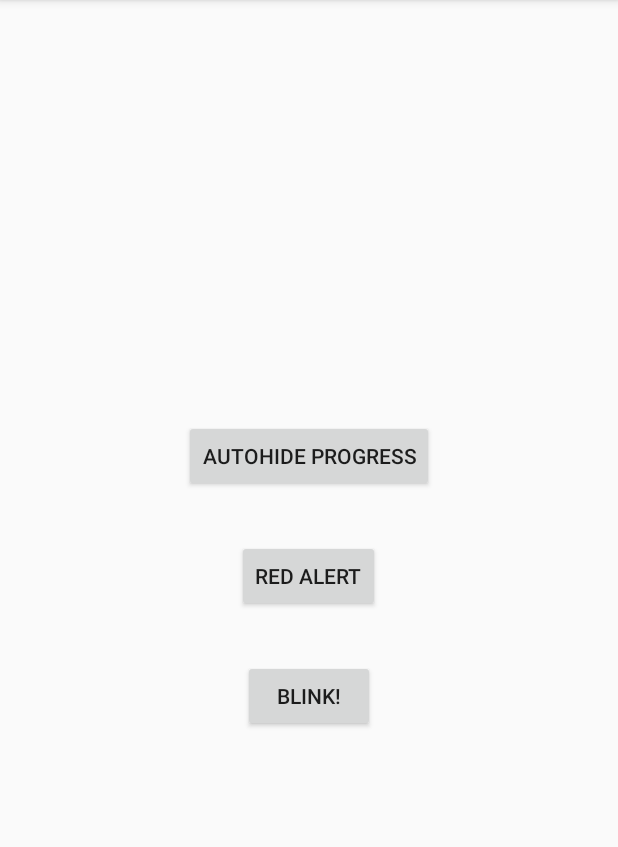
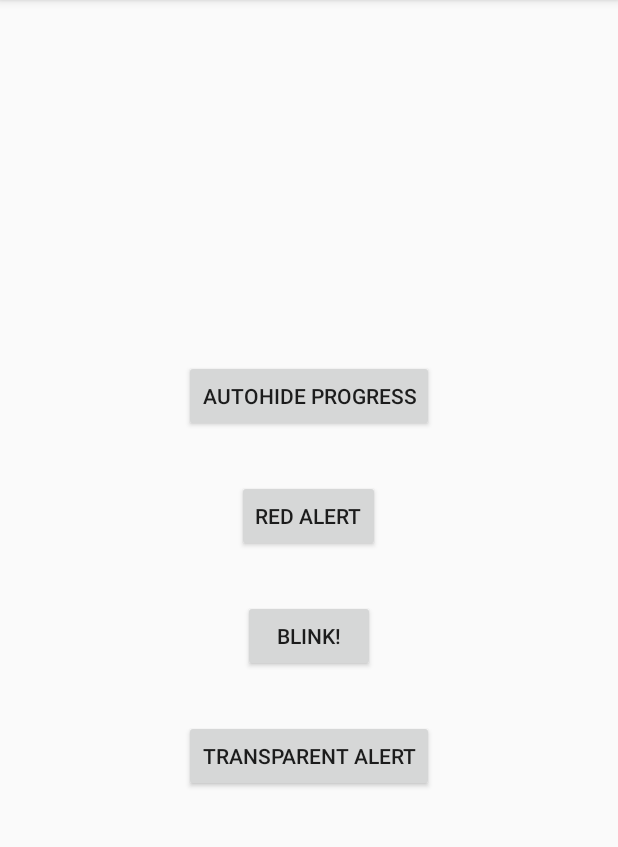
Before and after one commit to fede87/StatusBarAlert, an Android app: the screen it shows after launch (MainActivity), on a phone screen of 412 x 824 dp, the part 84-931 px from its top. Run offline under Robolectric (Android 15) with nearby library versions, the phone set to English and light mode, and no system bars; Roboto replaces fonts that are not available here; 1 statement that could not run was skipped.

Commit message:
Update transparent effect sample usage

```diff
--- a/app/src/main/res/layout/activity_main.xml
+++ b/app/src/main/res/layout/activity_main.xml
@@ -1,9 +1,7 @@
 <?xml version="1.0" encoding="utf-8"?>
 <androidx.constraintlayout.widget.ConstraintLayout xmlns:android="http://schemas.android.com/apk/res/android"
-    xmlns:tools="http://schemas.android.com/tools"
     android:layout_width="match_parent"
-    android:layout_height="match_parent"
-    tools:context=".app.MainActivity">
+    android:layout_height="match_parent">
 
     <LinearLayout
         android:padding="20dp"
@@ -33,6 +31,13 @@
             android:layout_width="wrap_content"
             android:layout_height="wrap_content" />
 
+        <Button
+            android:layout_margin="16dp"
+            android:text="Transparent alert"
+            android:id="@+id/button4"
+            android:layout_width="wrap_content"
+            android:layout_height="wrap_content" />
+
     </LinearLayout>
 
 </androidx.constraintlayout.widget.ConstraintLayout>
```
Also changed, not shown: app/src/main/java/com/fede987/statusbaralert/app/MainActivity.kt (+20 -7 lines).
